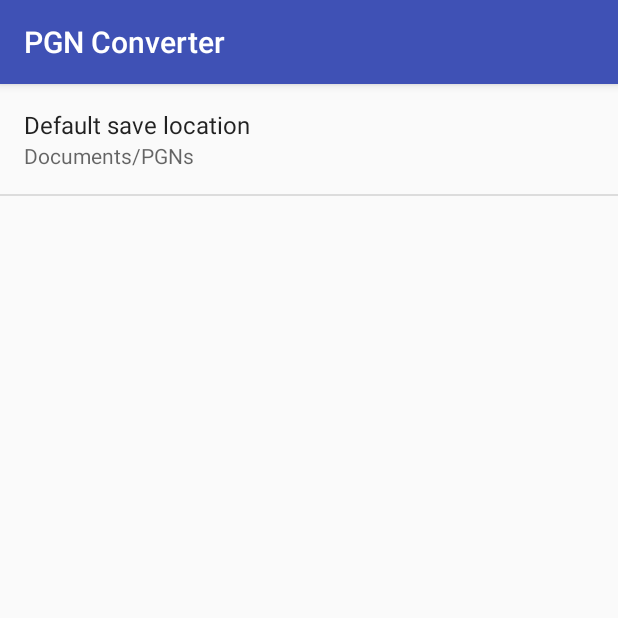
After one commit to efrederic/PGNConverter, an Android app: the fragment SettingsFragment shown on its own in the app's theme, on a phone screen of 412 x 824 dp, the top half of it. The commit adds this screen. Run offline under Robolectric (Android 15) with nearby library versions, the phone set to English and light mode, and no system bars.

Commit message:
- added settings and share options (share currently does nothing) - created settings xml page (with fragment and activity) where user can specify file save location - refactored some strings

```diff
--- a/app/src/main/AndroidManifest.xml
+++ b/app/src/main/AndroidManifest.xml
@@ -9,13 +9,14 @@
         android:label="@string/app_name"
         android:supportsRtl="true"
         android:theme="@style/AppTheme">
-        <activity android:name=".MainActivity" android:windowSoftInputMode="adjustResize">
+        <activity android:name="MainActivity" android:windowSoftInputMode="adjustResize">
             <intent-filter>
                 <action android:name="android.intent.action.MAIN" />
 
                 <category android:name="android.intent.category.LAUNCHER" />
             </intent-filter>
         </activity>
+        <activity android:name="SettingsActivity" />
     </application>
 
 </manifest>
--- /dev/null
+++ b/app/src/main/java/dfp/pgnconverter/SettingsFragment.java
@@ -0,0 +1,37 @@
+package dfp.pgnconverter;
+
+import android.content.SharedPreferences;
+import android.os.Bundle;
+import android.preference.EditTextPreference;
+import android.preference.Preference;
+import android.preference.PreferenceFragment;
+
+public class SettingsFragment extends PreferenceFragment implements SharedPreferences.OnSharedPreferenceChangeListener {
+
+    @Override
+    public void onCreate(Bundle savedInstanceState) {
+        super.onCreate(savedInstanceState);
+
+        addPreferencesFromResource(R.xml.preferences);
+    }
+
+    @Override
+    public void onResume() {
+        super.onResume();
+        getPreferenceManager().getSharedPreferences().registerOnSharedPreferenceChangeListener(this);
+    }
+
+    @Override
+    public void onPause() {
+        getPreferenceManager().getSharedPreferences().unregisterOnSharedPreferenceChangeListener(this);
+        super.onPause();
+    }
+
+    @Override
+    public void onSharedPreferenceChanged(SharedPreferences sharedPreferences, String key) {
+        Preference preference = findPreference(key);
+        if (preference instanceof EditTextPreference) {
+            preference.setSummary(((EditTextPreference) preference).getText());
+        }
+    }
+}
--- a/app/src/main/res/values/strings.xml
+++ b/app/src/main/res/values/strings.xml
@@ -3,4 +3,10 @@
     <string name="paste_pgn_here">Paste PGN text here.</string>
     <string name="save_droidfish">Send to DroidFish</string>
     <string name="save_pgn">Save PGN</string>
+    <string name="settings">Settings</string>
+    <string name="share">Share</string>
+    <string name="save_location_documents">Documents/PGNs</string>
+    <string name="save_location_droidfish">Droidfish/pgn</string>
+    <string name="default_save_location">Default save location</string>
+    <string name="default_save_location_key">pref_default_save_location</string>
 </resources>
--- /dev/null
+++ b/app/src/main/res/xml/preferences.xml
@@ -0,0 +1,8 @@
+<?xml version="1.0" encoding="utf-8"?>
+<PreferenceScreen xmlns:android="http://schemas.android.com/apk/res/android">
+    <EditTextPreference
+        android:key="@string/default_save_location_key"
+        android:title="@string/default_save_location"
+        android:summary="@string/save_location_documents"
+        android:defaultValue="@string/save_location_documents"/>
+</PreferenceScreen>
```
Also changed, not shown: app/src/main/java/dfp/pgnconverter/MainActivity.java (+33 -6 lines), app/src/main/java/dfp/pgnconverter/SettingsActivity.java (added, +16 -0 lines), app/src/main/res/menu/main_menu.xml (added, +7 -0 lines).
